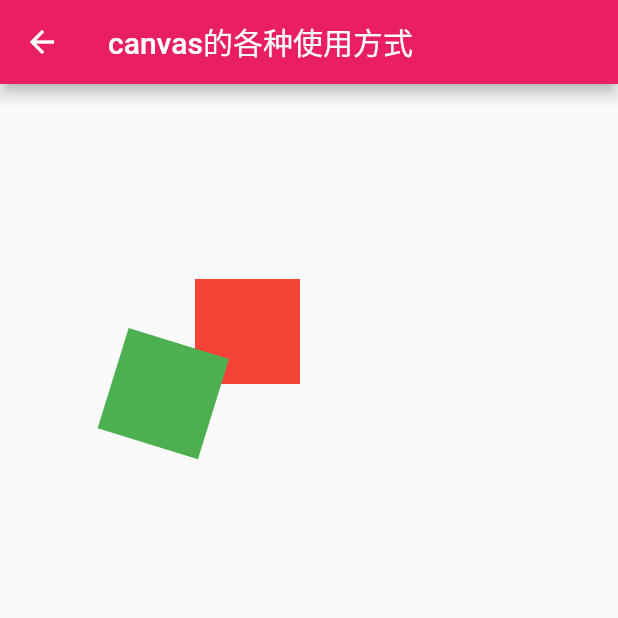
After one commit to suchengyong/flutter_demo, a Flutter app: the screen it shows after launch, after a tap on "Canvas的各种使用方式", on a phone screen of 412 x 824 dp, the top half of it. The commit adds this screen. Run offline on Flutter 3.47's test engine with Material 2 defaults, Android fonts, the phone set to English and light mode, and no system bars; our stand-ins replace after_layout, animated_text_kit, bot_toast, camera, curved_navigation_bar, date_format and 26 more; missing offline and left inert: drag_list, flutter_cupertino_date_picker, intro_views_flutter, multi_image_picker, passcode_screen, provide and 1 more.

Commit message:
更新添加canvas

```diff
--- a/lib/Pages/HomePage.dart
+++ b/lib/Pages/HomePage.dart
@@ -20,6 +20,17 @@ class _HomePageState extends State<HomePage> {
             crossAxisAlignment: CrossAxisAlignment.center,
             mainAxisAlignment: MainAxisAlignment.center,
             children: <Widget>[
+              RaisedButton(
+                child: Text(
+                  'Canvas的各种使用方式',
+                  textAlign: TextAlign.center,
+                ),
+                color: Theme.of(context).accentColor, //使用主题颜色
+                textTheme: ButtonTextTheme.primary, //
+                onPressed: () {
+                  Navigator.pushNamed(context, '/CanvasPage');
+                },
+              ),
               RaisedButton(
                 child: Text(
                   '控制器照片视图',
--- a/lib/Routes/Index.dart
+++ b/lib/Routes/Index.dart
@@ -102,9 +102,11 @@ import '../components/SimplePhotoViewPage.dart';
 import '../components/GalleryPageDemo.dart';
 import '../components/ClippedPhotoViewPage.dart';
 import '../components/ControllerPhotoViewPage.dart';
+import '../components/CanvasPage.dart';
 
 //配置路由
 final routes = {
+  '/CanvasPage': (context) => CanvasPage(),
   '/ControllerPhotoViewPage': (context) => ControllerPhotoViewPage(),
   '/ClippedPhotoViewPage': (context) => ClippedPhotoViewPage(),
   '/GalleryPageDemo': (context) => GalleryPageDemo(),
--- /dev/null
+++ b/lib/components/CanvasPage.dart
@@ -0,0 +1,163 @@
+import 'dart:typed_data';
+import 'dart:ui' as UI;
+import 'package:flutter/material.dart';
+import 'package:flutter/services.dart';
+
+class CanvasPage extends StatefulWidget {
+  CanvasPage({Key key}) : super(key: key);
+
+  @override
+  _CanvasPageState createState() => _CanvasPageState();
+}
+
+// canvas基本实现原理使用方法
+// class _CanvasPageState extends State<CanvasPage> {
+//   ByteData byteData;
+//   @override
+//   void initState() {
+//     super.initState();
+
+//     UI.PictureRecorder pictureRecorder = UI.PictureRecorder();
+//     Rect rect = Rect.fromPoints(Offset(0, 0), Offset(300, 300));
+
+//     Canvas canvas = Canvas(pictureRecorder, rect);
+//     canvas.drawColor(Colors.red, BlendMode.color);
+//     UI.Picture picture = pictureRecorder.endRecording();
+
+//     // 转化为图片
+//     picture.toImage(300, 300).then((value) async {
+//       byteData = await value.toByteData(format: UI.ImageByteFormat.png);
+//       // 更新渲染页面
+//       setState(() {});
+//     });
+//   }
+
+//   @override
+//   Widget build(BuildContext context) {
+//     if (byteData == null) return Container();
+//     return Scaffold(
+//       appBar: AppBar(
+//         title: Text('canvas的各种使用方式'),
+//       ),
+//       body: Container(
+//         child: Image.memory(Uint8List.view(byteData.buffer)),
+//       ),
+//     );
+//   }
+// }
+/// 自定义创建画布用法
+class _CanvasPageState extends State<CanvasPage> {
+  @override
+  Widget build(BuildContext context) {
+    // 创建canvas画布
+    var paint = CustomPaint(
+      size: Size(300, 300),
+      painter: MyPainter(),
+    );
+
+    return Scaffold(
+      appBar: AppBar(
+        title: Text('canvas的各种使用方式'),
+      ),
+      body: Container(
+        child: paint,
+      ),
+    );
+  }
+}
+
+// 具体绘画内容
+class MyPainter extends CustomPainter {
+  @override
+  void paint(Canvas canvas, Size size) {
+    // 开始画
+    //1.clip Api 系列使用
+    // 画一个距行
+    // canvas.drawRect(
+    //   Rect.fromPoints(
+    //     Offset(0, 0),
+    //     Offset(size.width, size.height),
+    //   ),
+    //   Paint()..color = Colors.red,
+    // );
+    // 距形
+    //Rect rect = Rect.fromPoints(Offset(30, 30), Offset(100, 100));
+    //canvas.clipRect(rect);// 剪切距形
+    //传入一个距形
+    //rect.intersect(Rect.fromPoints(
+    //   Offset(80, 80),
+    //   Offset(150, 150),
+    // ));
+    //canvas.clipRect(rect); // 剪切距形
+    //绘制剪切完的距形
+    // canvas.drawRect(
+    //   Rect.fromPoints(
+    //     Offset(30, 30),
+    //     Offset(100, 100),
+    //   ),
+    //   Paint()..color = Colors.green,
+    // );
+
+    // 2.clipPath 使用
+    // 基本画一条线
+    // Paint paint = Paint()
+    //   ..color = Colors.red
+    //   ..strokeWidth = 3
+    //   ..style = PaintingStyle.stroke;
+
+    // Path path = Path();
+    // path.moveTo(10, 10);
+    // path.lineTo(50, 10);
+    // path.close();
+    // canvas.drawPath(path, paint);
+    // 贝塞尔曲线 画法
+    // Paint paint = Paint()
+    //   ..color = Colors.red
+    //   ..strokeWidth = 3
+    //   ..style = PaintingStyle.stroke;
+
+    // Path path = Path();
+    // path.moveTo(100, 100);
+    // // 二维 贝塞尔曲线
+    // path.quadraticBezierTo(200, 0, 300, 100);
+    // // 三维 贝塞尔曲线
+    // path.cubicTo(200, 200, 300, 0, 400, 100);
+    // canvas.drawPath(path, paint);
+
+    // 贝塞尔曲线 画一个水波形状
+    // Paint paint = Paint()
+    //   ..color = Colors.green
+    //   ..style = PaintingStyle.fill;
+
+    // Path path = Path();
+    // path.moveTo(0, 100);
+    // // 三维 贝塞尔曲线
+    // path.cubicTo(200, 200, 300, 0, 400, 100);
+    // path.lineTo(500, 300);
+    // path.lineTo(0, 300);
+    // path.close();
+    // //canvas.clipPath(path);
+    // canvas.drawPath(path, paint);
+
+    // 画圆
+    //canvas.drawCircle(Offset(50, 50), 50, Paint()..color = Colors.red);
+    // 画图片
+    //canvas.drawImage(image, offset, paint)
+
+    /// 3. save,saveLayer,restore, Api的使用
+    Rect rect = Rect.fromPoints(Offset(130, 130), Offset(200, 200));
+    canvas.drawRect(rect, Paint()..color = Colors.red);
+    canvas.save();
+
+    canvas.rotate(0.3);
+    Rect rect1 = Rect.fromPoints(Offset(130, 130), Offset(200, 200));
+    canvas.drawRect(rect1, Paint()..color = Colors.green);
+
+    canvas.restore(); // 恢复原来的样式
+  }
+
+  @override
+  bool shouldRepaint(CustomPainter oldDelegate) {
+    return oldDelegate != this;
+  }
+}
```
